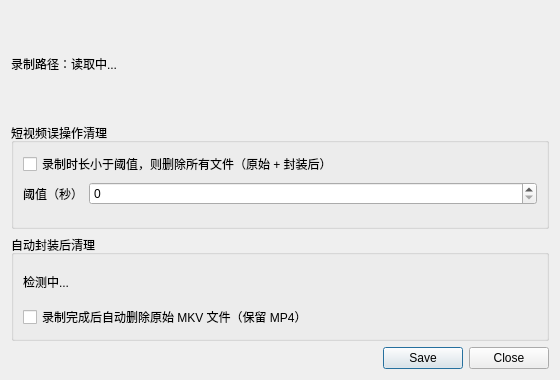
LingyunStudio/obs-studio, file plugins/frontend-tools/forms/auto-cleanup.ui: the form before one commit.
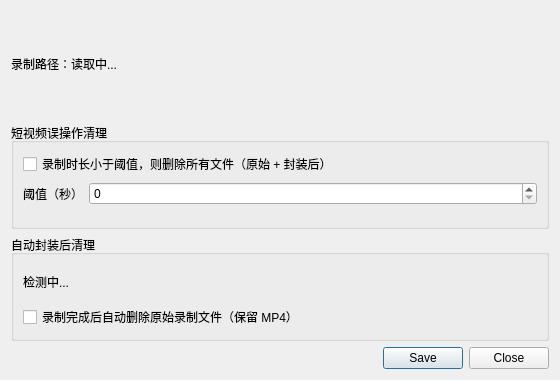
The form after the commit.

Commit message: Remove hardcoded MKV from remux checkbox label

The edit to the form file:
```diff
--- a/plugins/frontend-tools/forms/auto-cleanup.ui
+++ b/plugins/frontend-tools/forms/auto-cleanup.ui
@@ -76,7 +76,7 @@
       <item>
        <widget class="QCheckBox" name="deleteOriginAfterRemux">
         <property name="text">
-         <string>录制完成后自动删除原始 MKV 文件（保留 MP4）</string>
+         <string>录制完成后自动删除原始录制文件（保留 MP4）</string>
         </property>
        </widget>
       </item>
```
